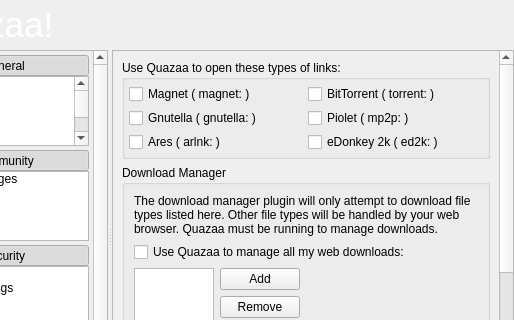
c3c/quazaa, file UI/dialogsettings.ui: the form before one commit; both pictures show x 87 to 601 and y 0 to 320 of the 601 by 421 pixel window.
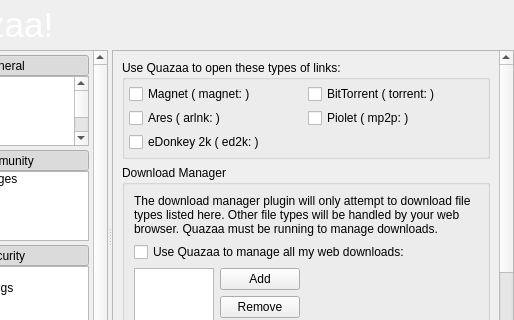
The form after the commit. The open tabs and pages were chosen to show the change. Icons and pictures are not drawn.

Commit message: Removed a few more variables from quazaasettings and elements for dialogsettings that will likely not be used.

```diff
--- a/UI/dialogsettings.ui
+++ b/UI/dialogsettings.ui
@@ -637,7 +637,7 @@
           <property name="geometry">
            <rect>
             <x>0</x>
-            <y>-230</y>
+            <y>0</y>
             <width>381</width>
             <height>559</height>
            </rect>
@@ -1365,13 +1365,6 @@
                     </property>
                    </widget>
                   </item>
-                  <item row="1" column="0">
-                   <widget class="QCheckBox" name="checkBoxIntegrationGnutellaLinks">
-                    <property name="text">
-                     <string notr="true">Gnutella ( gnutella: )</string>
-                    </property>
-                   </widget>
-                  </item>
                   <item row="1" column="1">
                    <widget class="QCheckBox" name="checkBoxIntegrationPioletLinks">
                     <property name="text">
@@ -1379,14 +1372,14 @@
                     </property>
                    </widget>
                   </item>
-                  <item row="2" column="0">
+                  <item row="1" column="0">
                    <widget class="QCheckBox" name="checkBoxIntegrationAresLinks">
                     <property name="text">
                      <string notr="true">Ares ( arlnk: )</string>
                     </property>
                    </widget>
                   </item>
-                  <item row="2" column="1">
+                  <item row="2" column="0">
                    <widget class="QCheckBox" name="checkBoxIntegrationEDonkeyLinks">
                     <property name="text">
                      <string notr="true">eDonkey 2k ( ed2k: )</string>
```
Left out of the diff: 9 changed lines with no effect on the pictures. The commit also changes 2 other files.
